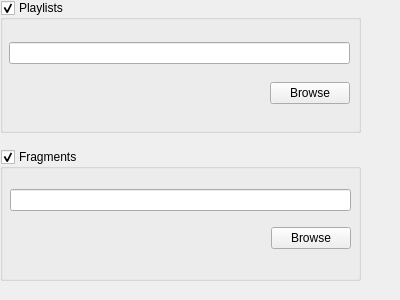
Above: Wizards/Settings/dbwizardpage.ui from B0cho/DPlayer before the change. Below: the same form after it.
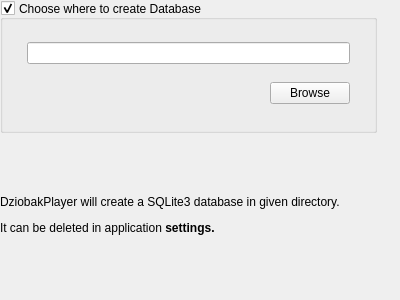
That is the form after the change.

Commit message: SettingsWizard changed to one-database version.

What changed in the file:
```diff
--- a/Wizards/Settings/dbwizardpage.ui
+++ b/Wizards/Settings/dbwizardpage.ui
@@ -18,7 +18,7 @@
     <rect>
      <x>0</x>
      <y>0</y>
-     <width>361</width>
+     <width>377</width>
      <height>281</height>
     </rect>
    </property>
@@ -37,8 +37,14 @@
         <height>50</height>
        </size>
       </property>
+      <property name="layoutDirection">
+       <enum>Qt::LeftToRight</enum>
+      </property>
       <property name="title">
-       <string>Playlists</string>
+       <string>Choose where to create Database</string>
+      </property>
+      <property name="alignment">
+       <set>Qt::AlignLeading|Qt::AlignLeft|Qt::AlignVCenter</set>
       </property>
       <property name="checkable">
        <bool>true</bool>
@@ -53,6 +59,9 @@
         </rect>
        </property>
        <layout class="QVBoxLayout" name="verticalLayout_3">
+        <property name="leftMargin">
+         <number>18</number>
+        </property>
         <item>
          <widget class="QLineEdit" name="lineEdit_playlists">
           <property name="sizePolicy">
@@ -114,74 +123,13 @@
      </spacer>
     </item>
     <item>
-     <widget class="QGroupBox" name="groupBox_fragments">
-      <property name="sizePolicy">
-       <sizepolicy hsizetype="Preferred" vsizetype="Minimum">
-        <horstretch>0</horstretch>
-        <verstretch>0</verstretch>
-       </sizepolicy>
+     <widget class="QLabel" name="label_database">
+      <property name="text">
+       <string>&lt;html&gt;&lt;head/&gt;&lt;body&gt;&lt;p&gt;DziobakPlayer will create a SQLite3 database in given directory.&lt;/p&gt;&lt;p&gt;It can be deleted in application &lt;span style=&quot; font-weight:600;&quot;&gt;settings.&lt;/span&gt;&lt;/p&gt;&lt;/body&gt;&lt;/html&gt;</string>
       </property>
-      <property name="minimumSize">
-       <size>
-        <width>359</width>
-        <height>20</height>
-       </size>
+      <property name="margin">
+       <number>4</number>
       </property>
-      <property name="title">
-       <string>Fragments</string>
-      </property>
-      <property name="checkable">
-       <bool>true</bool>
-      </property>
-      <widget class="QWidget" name="verticalLayoutWidget_11">
-       <property name="geometry">
-        <rect>
-         <x>10</x>
-         <y>30</y>
-         <width>341</width>
-         <height>81</height>
-        </rect>
-       </property>
-       <layout class="QVBoxLayout" name="verticalLayout_11">
-        <item>
-         <widget class="QLineEdit" name="lineEdit_fragments">
-          <property name="sizePolicy">
-           <sizepolicy hsizetype="Expanding" vsizetype="Fixed">
-            <horstretch>0</horstretch>
-            <verstretch>0</verstretch>
-           </sizepolicy>
-          </property>
-          <property name="readOnly">
-           <bool>true</bool>
-          </property>
-         </widget>
-        </item>
-        <item>
-         <layout class="QHBoxLayout" name="horizontalLayout_9">
-          <item>
-           <spacer name="horizontalSpacer_9">
-            <property name="orientation">
-             <enum>Qt::Horizontal</enum>
-            </property>
-            <property name="sizeHint" stdset="0">
-             <size>
-              <width>40</width>
-              <height>20</height>
-             </size>
-            </property>
-           </spacer>
-          </item>
-          <item>
-           <widget class="QPushButton" name="pushButton_fragmentsBrowse">
-            <property name="text">
-             <string>Browse</string>
-            </property>
-           </widget>
-          </item>
-         </layout>
-        </item>
-       </layout>
-      </widget>
      </widget>
     </item>
    </layout>
```
Left out of the diff: 6 changed lines with no effect on the pictures. The commit also changes 11 other files.
